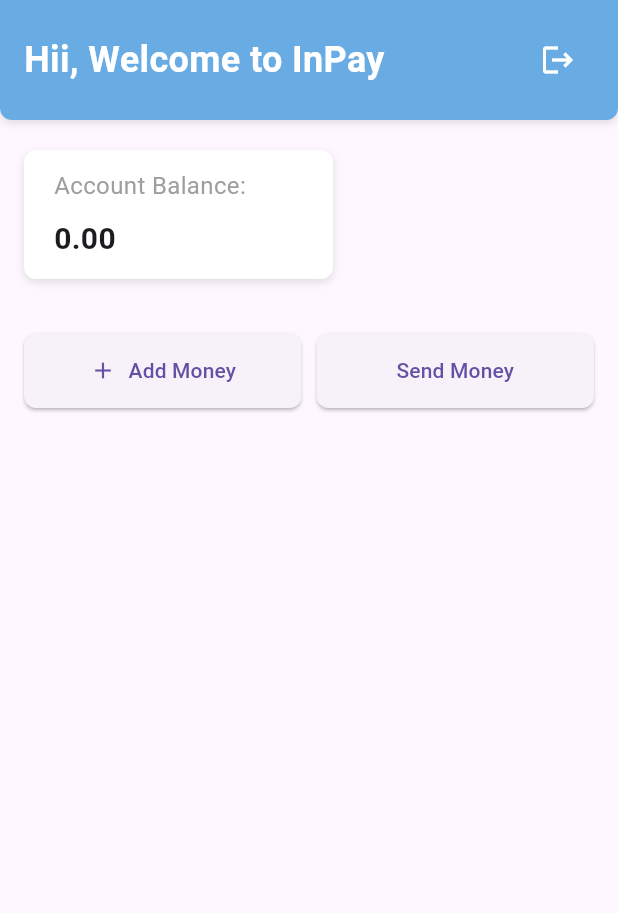
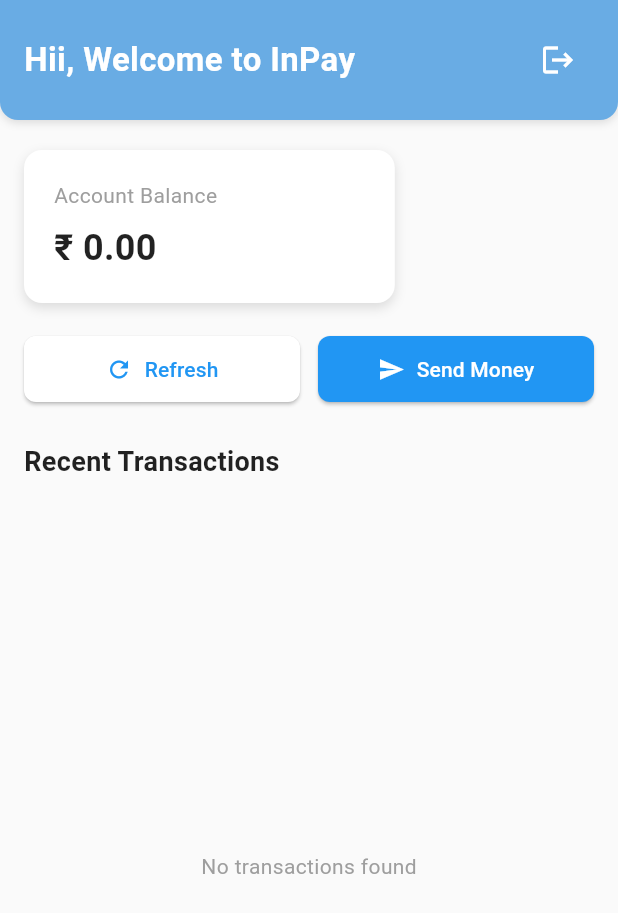
Before and after one commit to MuraliMK19/InPay_FE, a Flutter app: the HomePage screen opened directly, on a phone screen of 412 x 824 dp. Shown: the top 913 px of the screen. Run offline on Flutter 3.47's test engine with Material 3 defaults, Android fonts, the phone set to English and light mode, and no system bars; our stand-ins replace flutter_secure_storage, get; accounts and stored records are empty; network calls fail.

Commit message:
transactions

```diff
--- /dev/null
+++ b/lib/data/models/transaction_model.dart
@@ -0,0 +1,31 @@
+class TransactionModel {
+  final int id;
+  final String senderId;
+  final String receiverId;
+  final int amount; // Stored as integer (Paise)
+  final String type;
+  final String description;
+  final String createdAt;
+
+  TransactionModel({
+    required this.id,
+    required this.senderId,
+    required this.receiverId,
+    required this.amount,
+    required this.type,
+    required this.description,
+    required this.createdAt,
+  });
+
+  factory TransactionModel.fromJson(Map<String, dynamic> json) {
+    return TransactionModel(
+      id: json['id'],
+      senderId: json['sender_id'],
+      receiverId: json['receiver_id'],
+      amount: json['amount'],
+      type: json['type'],
+      description: json['description'],
+      createdAt: json['created_at'],
+    );
+  }
+}
--- a/lib/presentation/screen/homepage/home_page.dart
+++ b/lib/presentation/screen/homepage/home_page.dart
@@ -1,7 +1,5 @@
 import 'package:flutter/material.dart';
-import 'package:get/get_core/src/get_main.dart';
-import 'package:get/get_instance/src/extension_instance.dart';
-import 'package:get/get_state_manager/src/rx_flutter/rx_obx_widget.dart';
+import 'package:get/get.dart';
 import 'package:inpay_app/presentation/screen/homepage/home_controller.dart';
 
 class HomePage extends StatelessWidget {
@@ -9,23 +7,24 @@
 
   @override
   Widget build(BuildContext context) {
+    // Initialize the controller and trigger the API calls (onInit)
     final HomeController controller = Get.put(HomeController());
     double screenWidth = MediaQuery.of(context).size.width;
 
     return Scaffold(
+      backgroundColor: Colors.grey[50], // Light background for the list
       body: SafeArea(
-        child: Padding(
-          padding: const EdgeInsets.symmetric(horizontal: 0),
         child: Column(
           crossAxisAlignment: CrossAxisAlignment.start,
           children: [
+            // --- TOP BLUE BAR SECTION ---
             Container(
               width: double.infinity,
-                decoration: BoxDecoration(
-                  color: const Color.fromARGB(255, 105, 172, 228),
+              decoration: const BoxDecoration(
+                color: Color.fromARGB(255, 105, 172, 228),
                 borderRadius: BorderRadius.only(
-                    bottomLeft: Radius.circular(8),
-                    bottomRight: Radius.circular(8),
+                  bottomLeft: Radius.circular(12),
+                  bottomRight: Radius.circular(12),
                 ),
                 boxShadow: [
                   BoxShadow(
@@ -36,105 +35,114 @@
                 ],
               ),
               child: Padding(
-                  padding: EdgeInsets.all(16.0),
-                  // --- CHANGED TO ROW ---
+                padding: const EdgeInsets.all(16.0),
                 child: Row(
                   mainAxisAlignment: MainAxisAlignment.spaceBetween,
                   children: [
-                      Text(
+                    const Text(
                       'Hii, Welcome to InPay',
                       style: TextStyle(
                         color: Colors.white,
-                          fontSize: 24,
+                        fontSize: 22,
                         fontWeight: FontWeight.bold,
                       ),
                     ),
-                      // --- LOGOUT BUTTON START ---
                     IconButton(
                       onPressed: () => controller.logout(context),
-                        icon: Icon(Icons.logout, color: Colors.white),
+                      icon: const Icon(Icons.logout, color: Colors.white),
                       tooltip: 'Logout',
                     ),
-                      // --- LOGOUT BUTTON END ---
                   ],
                 ),
               ),
             ),
-              SizedBox(height: 20),
-              // Wrap the container in Obx so it listens for changes
+
+            const SizedBox(height: 20),
+
+            // --- BALANCE CARD SECTION ---
             Obx(
               () => Container(
-                  width: screenWidth * 0.5,
-                  margin: EdgeInsets.only(left: 16.0),
-                  padding: EdgeInsets.symmetric(
-                    horizontal: 20.0,
-                    vertical: 12.0,
-                  ),
+                width: screenWidth * 0.6,
+                margin: const EdgeInsets.only(left: 16.0),
+                padding: const EdgeInsets.all(20.0),
                 decoration: BoxDecoration(
                   color: Colors.white,
-                    borderRadius: BorderRadius.circular(8),
-                    boxShadow: [
+                  borderRadius: BorderRadius.circular(12),
+                  boxShadow: const [
                     BoxShadow(
                       color: Colors.black12,
-                        blurRadius: 4,
-                        offset: Offset(0, 2),
+                      blurRadius: 6,
+                      offset: Offset(0, 3),
                     ),
                   ],
                 ),
                 child: Column(
                   crossAxisAlignment: CrossAxisAlignment.start,
                   children: [
-                      Text(
-                        'Account Balance:',
-                        style: TextStyle(fontSize: 16, color: Colors.grey),
+                    const Text(
+                      'Account Balance',
+                      style: TextStyle(fontSize: 14, color: Colors.grey),
                     ),
-                      SizedBox(height: 10),
-                      // Check the controller's loading state
+                    const SizedBox(height: 8),
                     controller.isLoading.value
-                          ? SizedBox(
-                              height: 20,
-                              width: 20,
+                        ? const SizedBox(
+                            height: 24,
+                            width: 24,
                             child: CircularProgressIndicator(strokeWidth: 2),
                           )
                         : Text(
-                              '${controller.balance.value}',
-                              style: TextStyle(
-                                fontSize: 20,
+                            '₹ ${controller.balance.value}',
+                            style: const TextStyle(
+                              fontSize: 24,
                               fontWeight: FontWeight.bold,
+                              color: Colors.black87,
                             ),
                           ),
                   ],
                 ),
               ),
             ),
-              SizedBox(height: 20),
+
+            const SizedBox(height: 20),
+
+            // --- ACTION BUTTONS SECTION ---
             Padding(
-                padding: const EdgeInsets.all(16.0),
+              padding: const EdgeInsets.symmetric(horizontal: 16.0),
               child: Row(
                 children: [
                   Expanded(
                     child: ElevatedButton.icon(
-                        onPressed: () {},
-                        icon: Icon(Icons.add),
-                        label: Text("Add Money"),
+                      onPressed: () => controller.refreshData(),
+                      icon: const Icon(Icons.refresh),
+                      label: const Text("Refresh"),
                       style: ElevatedButton.styleFrom(
-                          padding: EdgeInsets.symmetric(vertical: 15),
+                        backgroundColor: Colors.white,
+                        foregroundColor: Colors.blue,
+                        padding: const EdgeInsets.symmetric(vertical: 12),
                         shape: RoundedRectangleBorder(
                           borderRadius: BorderRadius.circular(8),
                         ),
                       ),
                     ),
                   ),
-                    SizedBox(width: 10),
-
+                  const SizedBox(width: 12),
                   Expanded(
                     child: ElevatedButton.icon(
-                        onPressed: () {},
-                        label: Text("Send Money"),
+                      onPressed: () {
+                        // Placeholder for Send Money
+                        Get.snackbar(
+                          "Coming Soon",
+                          "Transfer feature in progress",
+                        );
+                      },
+                      icon: const Icon(Icons.send),
+                      label: const Text("Send Money"),
                       style: ElevatedButton.styleFrom(
-                          padding: EdgeInsets.symmetric(vertical: 15),
+                        backgroundColor: Colors.blue,
+                        foregroundColor: Colors.white,
+                        padding: const EdgeInsets.symmetric(vertical: 12),
                         shape: RoundedRectangleBorder(
-                            borderRadius: BorderRadiusGeometry.circular(8),
+                          borderRadius: BorderRadius.circular(8),
                         ),
                       ),
                     ),
@@ -142,8 +150,95 @@
                 ],
               ),
             ),
+
+            const SizedBox(height: 25),
+
+            // --- TRANSACTION HISTORY SECTION ---
+            const Padding(
+              padding: EdgeInsets.symmetric(horizontal: 16.0),
+              child: Text(
+                "Recent Transactions",
+                style: TextStyle(
+                  fontSize: 18,
+                  fontWeight: FontWeight.bold,
+                  color: Colors.black87,
+                ),
+              ),
+            ),
+
+            const SizedBox(height: 10),
+
+            Expanded(
+              child: Obx(() {
+                if (controller.isLoading.value &&
+                    controller.transactions.isEmpty) {
+                  return const Center(child: CircularProgressIndicator());
+                }
+
+                if (controller.transactions.isEmpty) {
+                  return const Center(
+                    child: Text(
+                      "No transactions found",
+                      style: TextStyle(color: Colors.grey),
+                    ),
+                  );
+                }
+
+                return RefreshIndicator(
+                  onRefresh: () => controller.refreshData(),
+                  child: ListView.builder(
+                    padding: const EdgeInsets.symmetric(horizontal: 16),
+                    itemCount: controller.transactions.length,
+                    itemBuilder: (context, index) {
+                      final tx = controller.transactions[index];
+                      // Logic: Transfer or Debit shows as negative (Red)
+                      final bool isDebit =
+                          tx.type == 'DEBIT' || tx.type == 'TRANSFER';
+
+                      return Card(
+                        margin: const EdgeInsets.only(bottom: 12),
+                        elevation: 0,
+                        shape: RoundedRectangleBorder(
+                          borderRadius: BorderRadius.circular(10),
+                          side: BorderSide(color: Colors.grey.shade200),
+                        ),
+                        child: ListTile(
+                          leading: CircleAvatar(
+                            backgroundColor: isDebit
+                                ? Colors.red.withOpacity(0.1)
+                                : Colors.green.withOpacity(0.1),
+                            child: Icon(
+                              isDebit
+                                  ? Icons.arrow_outward
+                                  : Icons.arrow_downward,
+                              color: isDebit ? Colors.red : Colors.green,
+                              size: 18,
+                            ),
+                          ),
+                          title: Text(
+                            tx.description,
+                            style: const TextStyle(fontWeight: FontWeight.w600),
+                          ),
+                          subtitle: Text(
+                            tx.createdAt.split('T')[0], // Extract YYYY-MM-DD
+                            style: const TextStyle(fontSize: 12),
+                          ),
+                          trailing: Text(
+                            '${isDebit ? "-" : "+"} ₹${tx.amount}',
+                            style: TextStyle(
+                              fontSize: 16,
+                              fontWeight: FontWeight.bold,
+                              color: isDebit ? Colors.red : Colors.green,
+                            ),
+                          ),
+                        ),
+                      );
+                    },
+                  ),
+                );
+              }),
+            ),
           ],
-          ),
         ),
       ),
     );
```
Also changed, not shown: lib/data/services/api_services.dart (+31 -0 lines), lib/presentation/screen/homepage/home_controller.dart (+39 -15 lines). Lines whose indentation alone changed are shown as unchanged.
